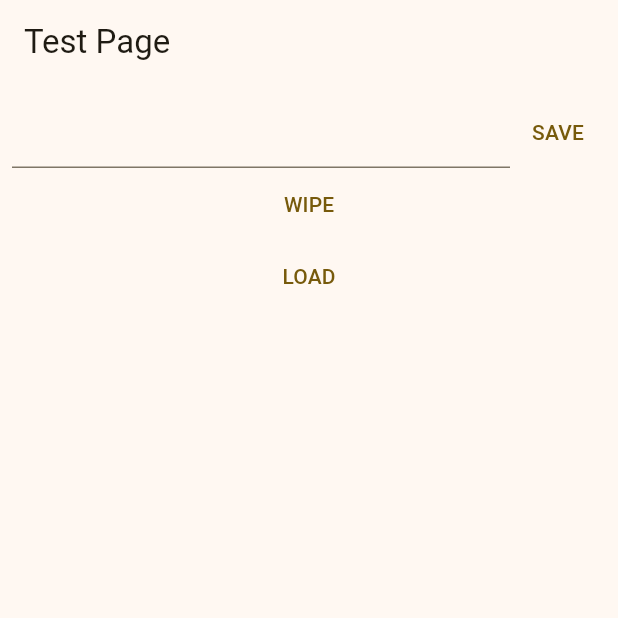
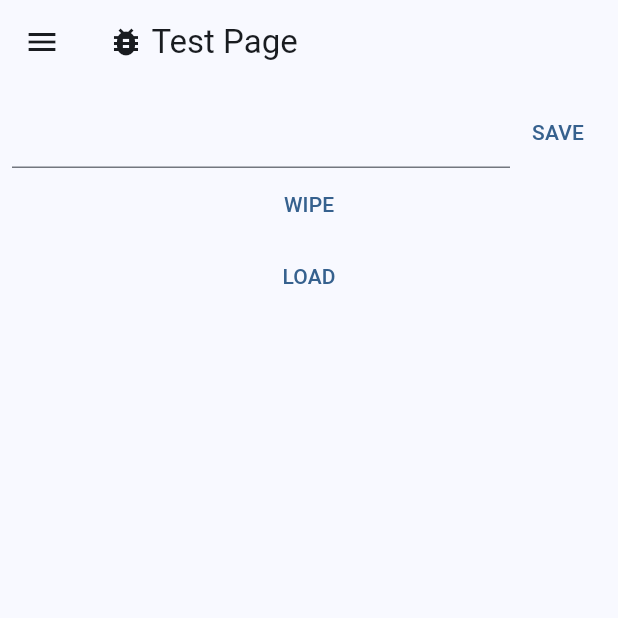
Before and after one commit to Kibibibit/kibimoney, a Flutter app: the TestPage screen opened directly, on a phone screen of 412 x 824 dp, the top half of it. Run offline on Flutter 3.47's test engine with Material 2 defaults, Android fonts, the phone set to English and light mode, and no system bars; our stand-ins replace sqflite; accounts and stored records are empty.

Commit message:
Got tag pages working

```diff
--- a/lib/main.dart
+++ b/lib/main.dart
@@ -1,6 +1,6 @@
 import 'package:flutter/material.dart';
 import 'package:kibimoney/db/database_utils.dart';
-import 'package:kibimoney/pages/test_page.dart';
+import 'package:kibimoney/pages/home_page.dart';
 
 void main() async {
 
@@ -17,10 +17,10 @@ class MyApp extends StatelessWidget {
     return MaterialApp(
       title: 'Flutter Demo',
       theme: ThemeData(
-        colorScheme: ColorScheme.fromSeed(seedColor: Colors.amber),
+        colorScheme: ColorScheme.fromSeed(seedColor: Colors.blue),
         useMaterial3: true,
       ),
-      home: const TestPage(),
+      home: const HomePage()
     );
   }
 }
--- a/lib/models/tag_join_model.dart
+++ b/lib/models/tag_join_model.dart
@@ -21,7 +21,7 @@ class TagJoinModel {
   TagJoinModel(this.transactionId, this.tagId);
 
   static Future<void> save(TransactionModel transaction, TagModel tag) async {
-    TagJoinModel model = TagJoinModel(transaction.id, tag.id);
+    TagJoinModel model = TagJoinModel(transaction.id, tag.id!);
 
     await DatabaseUtils.database.insert(
         tableName,
--- a/lib/models/tag_model.dart
+++ b/lib/models/tag_model.dart
@@ -1,25 +1,36 @@
+import 'package:flutter/material.dart';
 import 'package:kibimoney/db/database_utils.dart';
+import 'package:kibimoney/models/tag_join_model.dart';
 import 'package:sqflite/sqflite.dart';
 
 class TagModel {
   static const String tableName = "tag_model";
   static const String createTable =
-      "CREATE TABLE IF NOT EXISTS $tableName(id INTEGER PRIMARY KEY, name TEXT)";
+      "CREATE TABLE IF NOT EXISTS $tableName(id INTEGER PRIMARY KEY, name TEXT, color INTEGER)";
 
-  late final int id;
-  final String name;
+  int? id;
+  String name;
+  Color color;
 
-  TagModel(this.name);
+  TagModel(this.name, this.color);
 
   Future<void> save() async {
-    id = await DatabaseUtils.getNextId(tableName);
+    id ??= await DatabaseUtils.getNextId(tableName);
 
-    await DatabaseUtils.database.insert(tableName, {'id': id, 'name': name},
+    await DatabaseUtils.database.insert(
+        tableName, {'id': id, 'name': name, 'color': color.value},
         conflictAlgorithm: ConflictAlgorithm.replace);
   }
 
+  Future<void> delete() async {
+    await DatabaseUtils.database
+        .delete(TagJoinModel.tableName, where: "tagId = ?", whereArgs: [id]);
+    await DatabaseUtils.database
+        .delete(tableName, where: "id = ?", whereArgs: [id]);
+  }
+
   static Future<TagModel?> getById(int id) async {
-    List<TagModel> tags = await _get(true, 'id = ?',[id]);
+    List<TagModel> tags = await _get(true, 'id = ?', [id]);
     if (tags.isNotEmpty) {
       return tags.first;
     } else {
@@ -27,13 +38,15 @@ class TagModel {
     }
   }
 
-  static Future<List<TagModel>> get([String? where, List<Object?>? whereArgs]) async {
-    return _get(false,where,whereArgs);
+  static Future<List<TagModel>> get(
+      [String? where, List<Object?>? whereArgs]) async {
+    return _get(false, where, whereArgs);
   }
 
-  static Future<List<TagModel>> _get(bool first, [String? where, List<Object?>? whereArgs]) async {
-
-    List<Map<String, Object?>> items = await DatabaseUtils.database.query(tableName,where: where, whereArgs: whereArgs);
+  static Future<List<TagModel>> _get(bool first,
+      [String? where, List<Object?>? whereArgs]) async {
+    List<Map<String, Object?>> items = await DatabaseUtils.database
+        .query(tableName, where: where, whereArgs: whereArgs);
 
     if (first) {
       items = [items.first];
@@ -42,24 +55,21 @@ class TagModel {
     List<TagModel> out = [];
 
     for (Map<String, Object?> map in items) {
-
       int id = map['id'] as int;
       String name = map['name'] as String;
+      Color color = Color(map['color'] as int);
 
-      TagModel model = TagModel(name);
+      TagModel model = TagModel(name, color);
       model.id = id;
 
       out.add(model);
-
     }
 
     return out;
-
   }
 
   @override
   String toString() {
     return "$tableName($id, $name)";
   }
-
 }
--- a/lib/models/transaction_model.dart
+++ b/lib/models/transaction_model.dart
@@ -11,12 +11,12 @@ class TransactionModel {
   static const String createTable =
       "CREATE TABLE IF NOT EXISTS $tableName(id INTEGER PRIMARY KEY, date TEXT, amount REAL, transactionType TEXT, name TEXT)";
 
-  late final int id;
-  final DateTime date;
-  final double amount;
-  final String transactionType;
-  final String name;
-  final List<TagModel> tags;
+  late int id;
+  DateTime date;
+  double amount;
+  String transactionType;
+  String name;
+  List<TagModel> tags;
 
   TransactionModel(
       this.date, this.amount, this.transactionType, this.name, this.tags);
@@ -38,6 +38,11 @@ class TransactionModel {
     for (TagModel tag in tags) {
       await TagJoinModel.save(this, tag);
     }
+  }
+
+  Future<void> delete() async {
+    await DatabaseUtils.database.delete(TagJoinModel.tableName,where: "tagId = ?", whereArgs: [id]);
+    await DatabaseUtils.database.delete(tableName,where: "id = ?", whereArgs: [id]);
   }
 
   static Future<TransactionModel?> getById(int id) async {
--- /dev/null
+++ b/lib/pages/abstract_page.dart
@@ -0,0 +1,11 @@
+import 'package:flutter/material.dart';
+
+abstract class AbstractPage extends Widget {
+  const AbstractPage({super.key});
+
+
+  String get title;
+  IconData get icon;
+
+
+}
--- a/lib/pages/test_page.dart
+++ b/lib/pages/test_page.dart
@@ -2,19 +2,27 @@ import 'package:flutter/material.dart';
 import 'package:kibimoney/db/database_utils.dart';
 import 'package:kibimoney/models/tag_model.dart';
 import 'package:kibimoney/models/transaction_model.dart';
+import 'package:kibimoney/pages/abstract_page.dart';
+import 'package:kibimoney/widgets/app_scaffold.dart';
 
-class TestPage extends StatefulWidget {
+class TestPage extends StatefulWidget implements AbstractPage {
   const TestPage({super.key});
 
   @override
   State<TestPage> createState() => _TestPageState();
+
+  @override
+  IconData get icon => Icons.bug_report;
+
+  @override
+  String get title => "Test Page";
 }
 
 class _TestPageState extends State<TestPage> {
   late TextEditingController _controller;
 
   Future<void> onSave() async {
-    TagModel tag = TagModel(_controller.text);
+    TagModel tag = TagModel(_controller.text, Colors.red);
 
     await tag.save();
 
@@ -40,10 +48,9 @@ class _TestPageState extends State<TestPage> {
 
   @override
   Widget build(BuildContext context) {
-    return Scaffold(
-      appBar: AppBar(
-        title: const Text("Test Page"),
-      ),
+    return AppScaffold(
+      title: widget.title,
+      icon: widget.icon,
       body: Padding(
         padding: const EdgeInsets.all(8.0),
         child: Column(
--- /dev/null
+++ b/lib/utils/app_settings.dart
@@ -0,0 +1,7 @@
+import 'package:flutter/material.dart';
+
+class AppSettings {
+
+  final EdgeInsetsGeometry titlePadding = const EdgeInsets.only(left:5.0);
+
+}
--- a/lib/utils/settings.dart
+++ b/lib/utils/settings.dart
@@ -1,8 +1,10 @@
+import 'package:kibimoney/utils/app_settings.dart';
 import 'package:kibimoney/utils/db_settings.dart';
 
 class Settings {
 
   static DBSettings dbSettings = DBSettings();
+  static AppSettings appSettings = AppSettings();
 
 
 }
--- /dev/null
+++ b/lib/widgets/app_scaffold.dart
@@ -0,0 +1,30 @@
+import 'package:flutter/material.dart';
+import 'package:kibimoney/utils/settings.dart';
+import 'package:kibimoney/widgets/app_drawer.dart';
+
+class AppScaffold extends StatelessWidget {
+  final String title;
+  final IconData icon;
+  final Widget? body;
+  final List<Widget>? actions;
+  const AppScaffold({super.key, required this.title, required this.icon, this.body, this.actions});
+
+  @override
+  Widget build(BuildContext context) {
+    return Scaffold(
+      drawer: const AppDrawer(),
+      appBar: AppBar(
+        actions: actions,
+        centerTitle: true,
+        title: Row(
+          children: [
+            Icon(icon),
+            Padding(padding: Settings.appSettings.titlePadding),
+            Text(title),
+          ],
+        ),
+      ),
+      body: body,
+    );
+  }
+}
```
Also changed, not shown: lib/pages/home_page.dart (+13 -4 lines), lib/pages/tag_page.dart (added, +104 -0 lines), lib/pages/transaction_page.dart (added, +19 -0 lines), lib/widgets/app_drawer.dart (added, +46 -0 lines), lib/widgets/dialogs/app_dialog.dart (added, +45 -0 lines), lib/widgets/dialogs/confirm_dialog.dart (added, +22 -0 lines), lib/widgets/dialogs/tag_dialog.dart (added, +123 -0 lines), lib/widgets/loading_spinner.dart (added, +15 -0 lines), lib/widgets/tag_widget.dart (added, +74 -0 lines), pubspec.lock, 1 other file.
